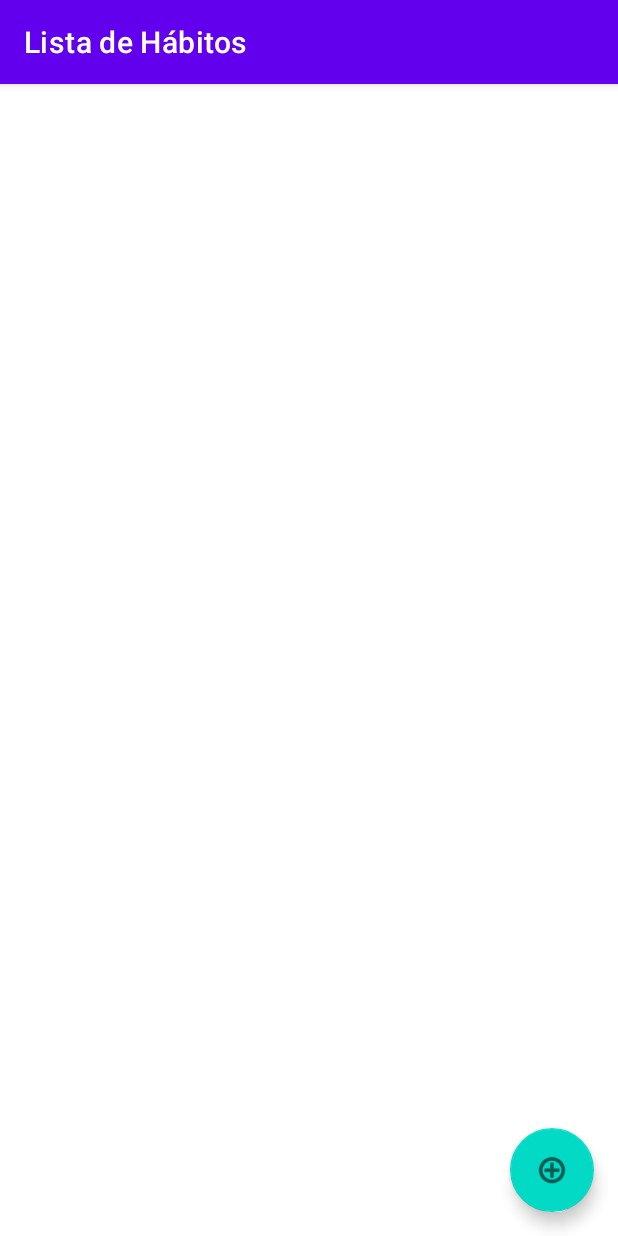
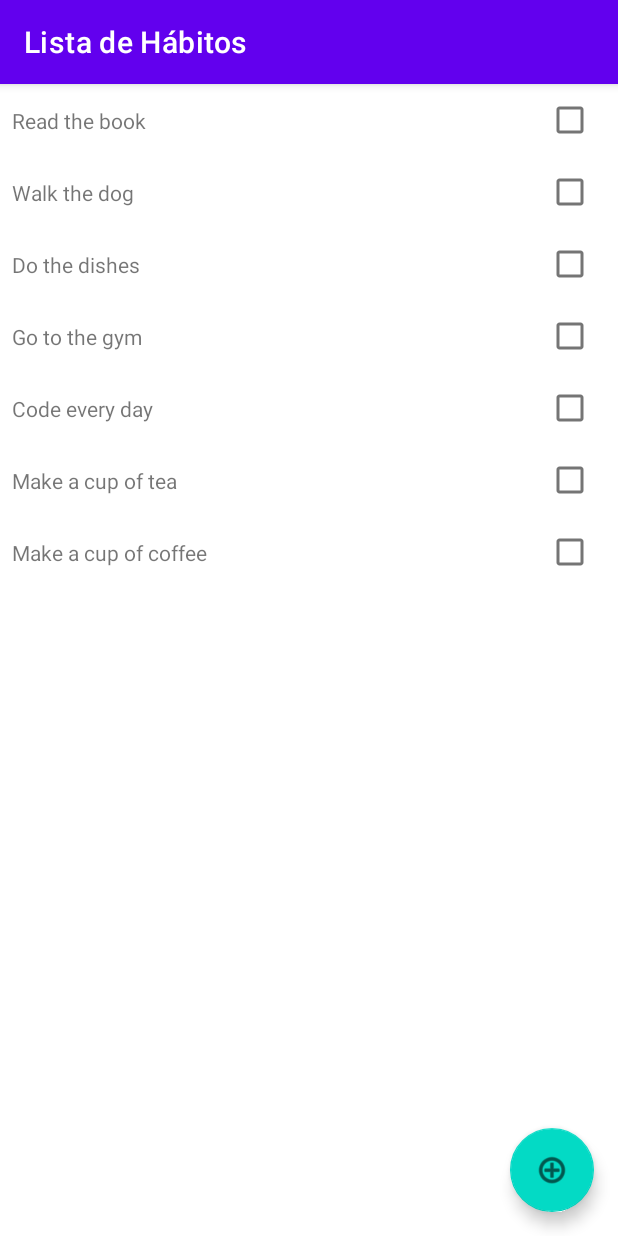
Before and after one commit to lucasmontano/carreiranomundomobile, an Android app: the screen it shows after launch (MainActivity), on a phone screen of 412 x 824 dp. Run offline under Robolectric (Android 15) with nearby library versions, the phone set to English and light mode, and no system bars; our stand-ins replace navigation-ui.

Commit message:
adding simple habit list

```diff
--- /dev/null
+++ b/app/src/main/java/com/lucasmontano/carreiranomundomobile/collections/HabitItem.kt
@@ -0,0 +1,13 @@
+package com.lucasmontano.carreiranomundomobile.collections
+
+/**
+ * Habit Model representing an Item in a ListView.
+ *
+ * @param title the title of the habit
+ * @param isCompleted whether the habit is checked or not
+ */
+data class HabitItem(
+  val id: String,
+  val title: String,
+  val isCompleted: Boolean
+)
--- /dev/null
+++ b/app/src/main/java/com/lucasmontano/carreiranomundomobile/collections/HabitListAdapter.kt
@@ -0,0 +1,59 @@
+package com.lucasmontano.carreiranomundomobile.collections
+
+import android.view.LayoutInflater
+import android.view.ViewGroup
+import androidx.recyclerview.widget.AsyncListDiffer
+import androidx.recyclerview.widget.DiffUtil
+import androidx.recyclerview.widget.RecyclerView
+import com.lucasmontano.carreiranomundomobile.databinding.HabitItemBinding
+
+
+/**
+ * RecyclerView adapter for displaying a list of Habits.
+ *
+ * The UI is based on the [HabitItemBinding].
+ * We use the [HabitItem] as a model for the binding.
+ */
+class HabitListAdapter : RecyclerView.Adapter<HabitListAdapter.ViewHolder>() {
+
+  private val asyncListDiffer: AsyncListDiffer<HabitItem> = AsyncListDiffer(this, DiffCallback)
+
+  override fun onCreateViewHolder(parent: ViewGroup, viewType: Int): ViewHolder {
+    val layoutInflater = LayoutInflater.from(parent.context)
+    val binding = HabitItemBinding.inflate(layoutInflater, parent, false)
+    return ViewHolder(binding)
+  }
+
+  override fun onBindViewHolder(holder: ViewHolder, position: Int) {
+    holder.bind(asyncListDiffer.currentList[position])
+  }
+
+  override fun getItemCount(): Int = asyncListDiffer.currentList.size
+
+  /**
+   * Updates the list of habits.
+   *
+   * @see [https://medium.com/quark-works/android-asynclistdiffer-recycleviews-best-friend-365f75d84f4]
+   */
+  fun updateHabits(habits: List<HabitItem>) {
+    asyncListDiffer.submitList(habits)
+  }
+
+  class ViewHolder(private val binding: HabitItemBinding) : RecyclerView.ViewHolder(binding.root) {
+
+    fun bind(habit: HabitItem) {
+      binding.titleTextView.text = habit.title
+      binding.completeCheckBox.isChecked = habit.isCompleted
+    }
+  }
+
+  object DiffCallback : DiffUtil.ItemCallback<HabitItem>() {
+    override fun areItemsTheSame(oldItem: HabitItem, newItem: HabitItem): Boolean {
+      return oldItem.id == newItem.id
+    }
+
+    override fun areContentsTheSame(oldItem: HabitItem, newItem: HabitItem): Boolean {
+      return oldItem == newItem
+    }
+  }
+}
--- a/app/src/main/java/com/lucasmontano/carreiranomundomobile/HabitListFragment.kt
+++ b/app/src/main/java/com/lucasmontano/carreiranomundomobile/collections/HabitListFragment.kt
@@ -1,10 +1,11 @@
-package com.lucasmontano.carreiranomundomobile
+package com.lucasmontano.carreiranomundomobile.collections
 
 import android.os.Bundle
 import android.view.LayoutInflater
 import android.view.View
 import android.view.ViewGroup
 import androidx.fragment.app.Fragment
+import androidx.recyclerview.widget.LinearLayoutManager
 import com.lucasmontano.carreiranomundomobile.databinding.FragmentHabitListBinding
 
 /**
@@ -16,6 +17,13 @@ class HabitListFragment : Fragment() {
 
   private val binding get() = _binding!!
 
+  private lateinit var adapter: HabitListAdapter
+
+  override fun onCreate(savedInstanceState: Bundle?) {
+    super.onCreate(savedInstanceState)
+    adapter = HabitListAdapter()
+  }
+
   override fun onCreateView(
     inflater: LayoutInflater, container: ViewGroup?,
     savedInstanceState: Bundle?
@@ -26,6 +34,9 @@ class HabitListFragment : Fragment() {
 
   override fun onViewCreated(view: View, savedInstanceState: Bundle?) {
     super.onViewCreated(view, savedInstanceState)
+    binding.habitRecyclerView.layoutManager = LinearLayoutManager(requireContext())
+    binding.habitRecyclerView.adapter = adapter
+    adapter.updateHabits(MockHabits.habitItemList)
   }
 
   override fun onDestroyView() {
--- /dev/null
+++ b/app/src/main/java/com/lucasmontano/carreiranomundomobile/collections/MockHabits.kt
@@ -0,0 +1,47 @@
+package com.lucasmontano.carreiranomundomobile.collections
+
+import java.util.*
+
+/**
+ * Mock data with [HabitItem] for the collection.
+ */
+object MockHabits {
+
+  val habitItemList: MutableList<HabitItem> = mutableListOf(
+    HabitItem(
+      id = UUID.randomUUID().toString(),
+      title = "Read the book",
+      isCompleted = false
+    ),
+    HabitItem(
+      id = UUID.randomUUID().toString(),
+      title = "Walk the dog",
+      isCompleted = false
+    ),
+    HabitItem(
+      id = UUID.randomUUID().toString(),
+      title = "Do the dishes",
+      isCompleted = false
+    ),
+    HabitItem(
+      id = UUID.randomUUID().toString(),
+      title = "Go to the gym",
+      isCompleted = false
+    ),
+    HabitItem(
+      id = UUID.randomUUID().toString(),
+      title = "Code every day",
+      isCompleted = false
+    ),
+    HabitItem(
+      id = UUID.randomUUID().toString(),
+      title = "Make a cup of tea",
+      isCompleted = false
+    ),
+    HabitItem(
+      id = UUID.randomUUID().toString(),
+      title = "Make a cup of coffee",
+      isCompleted = false
+    )
+  )
+}
--- a/app/src/main/res/layout/fragment_habit_list.xml
+++ b/app/src/main/res/layout/fragment_habit_list.xml
@@ -1,8 +1,18 @@
 <?xml version="1.0" encoding="utf-8"?>
 <androidx.constraintlayout.widget.ConstraintLayout xmlns:android="http://schemas.android.com/apk/res/android"
+    xmlns:app="http://schemas.android.com/apk/res-auto"
     xmlns:tools="http://schemas.android.com/tools"
     android:layout_width="match_parent"
     android:layout_height="match_parent"
-    tools:context=".HabitListFragment">
+    tools:context=".collections.HabitListFragment">
+
+    <androidx.recyclerview.widget.RecyclerView
+        android:id="@+id/habitRecyclerView"
+        android:layout_width="0dp"
+        android:layout_height="0dp"
+        app:layout_constraintBottom_toBottomOf="parent"
+        app:layout_constraintEnd_toEndOf="parent"
+        app:layout_constraintStart_toStartOf="parent"
+        app:layout_constraintTop_toTopOf="parent" />
 
 </androidx.constraintlayout.widget.ConstraintLayout>
--- /dev/null
+++ b/app/src/main/res/layout/habit_item.xml
@@ -0,0 +1,31 @@
+<?xml version="1.0" encoding="utf-8"?>
+<androidx.constraintlayout.widget.ConstraintLayout xmlns:android="http://schemas.android.com/apk/res/android"
+    xmlns:app="http://schemas.android.com/apk/res-auto"
+    xmlns:tools="http://schemas.android.com/tools"
+    android:layout_width="match_parent"
+    android:layout_height="wrap_content">
+
+    <TextView
+        android:id="@+id/titleTextView"
+        android:layout_width="0dp"
+        android:layout_height="wrap_content"
+        tools:text="Read a book"
+        android:layout_marginStart="@dimen/simple_margin"
+        android:layout_marginEnd="@dimen/simple_margin"
+        android:layout_marginTop="@dimen/simple_margin"
+        android:layout_marginBottom="@dimen/simple_margin"
+        app:layout_constraintBottom_toBottomOf="parent"
+        app:layout_constraintEnd_toStartOf="@+id/completeCheckBox"
+        app:layout_constraintStart_toStartOf="parent"
+        app:layout_constraintTop_toTopOf="parent" />
+
+    <CheckBox
+        android:id="@+id/completeCheckBox"
+        android:layout_width="wrap_content"
+        android:layout_height="wrap_content"
+        android:layout_marginEnd="@dimen/simple_margin"
+        app:layout_constraintBottom_toBottomOf="parent"
+        app:layout_constraintEnd_toEndOf="parent"
+        app:layout_constraintTop_toTopOf="parent" />
+
+</androidx.constraintlayout.widget.ConstraintLayout>
--- a/app/src/main/res/navigation/nav_graph.xml
+++ b/app/src/main/res/navigation/nav_graph.xml
@@ -7,7 +7,7 @@
 
     <fragment
         android:id="@+id/FirstFragment"
-        android:name="com.lucasmontano.carreiranomundomobile.HabitListFragment"
+        android:name="com.lucasmontano.carreiranomundomobile.collections.HabitListFragment"
         android:label="@string/first_fragment_label"
         tools:layout="@layout/fragment_habit_list" />
 </navigation>
```
